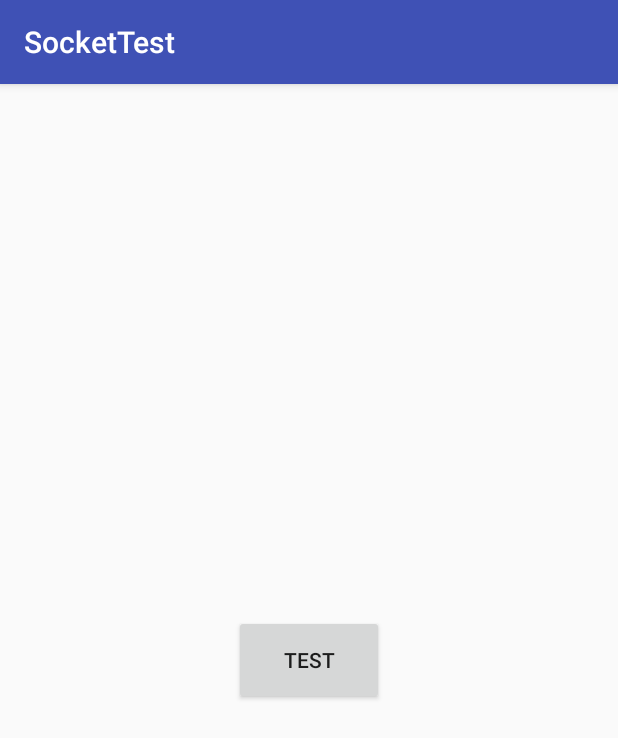
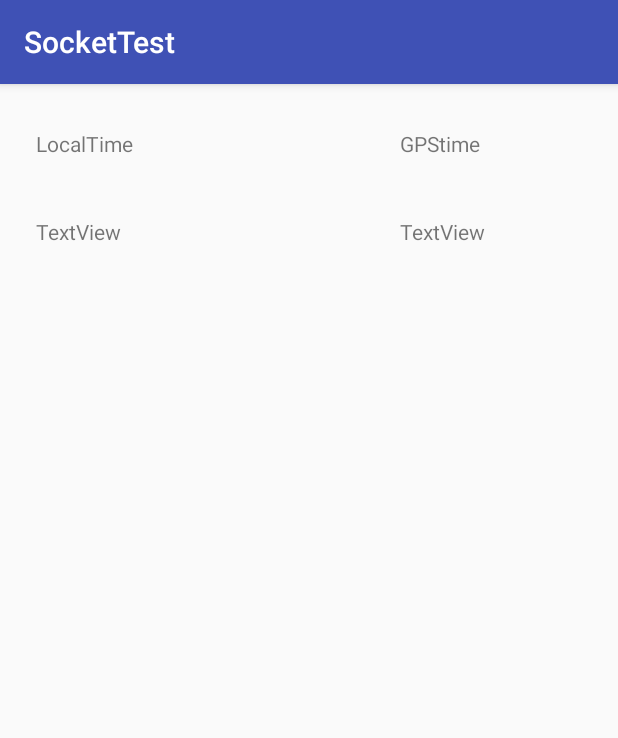
Before and after one commit to BanyMaciej/SocketTest, an Android app: the screen it shows after launch (SoundTestActivity before the commit, TryActivity after it), after a tap on "SOUNDTEST", on a phone screen of 412 x 824 dp. Shown: the top 738 px of the screen. Run offline under Robolectric (Android 15) with nearby library versions, the phone set to English and light mode, and no system bars.

Commit message:
First propably semi-working commit  xD

```diff
--- a/app/src/main/AndroidManifest.xml
+++ b/app/src/main/AndroidManifest.xml
@@ -27,7 +27,8 @@
         <activity
             android:name=".ClientActivity"
             android:screenOrientation="portrait" />
-        <activity android:name=".SoundTestActivity"></activity>
+        <activity android:name=".SoundTestActivity" />
+        <activity android:name=".TryActivity"></activity>
     </application>
 
 </manifest>
--- a/app/src/main/java/com/mb/sockettest/MainActivity.java
+++ b/app/src/main/java/com/mb/sockettest/MainActivity.java
@@ -7,6 +7,9 @@ import android.view.View;
 import android.widget.Button;
 
 import java.net.ServerSocket;
+import java.security.Permission;
+import java.security.Permissions;
+import java.util.jar.Manifest;
 
 public class MainActivity extends AppCompatActivity {
 
@@ -14,6 +17,8 @@ public class MainActivity extends AppCompatActivity {
     protected void onCreate(Bundle savedInstanceState) {
         super.onCreate(savedInstanceState);
         setContentView(R.layout.activity_main);
+
+
 
          findViewById(R.id.serverButton).setOnClickListener(new View.OnClickListener() {
             @Override
@@ -34,7 +39,7 @@ public class MainActivity extends AppCompatActivity {
         findViewById(R.id.soundTestButton).setOnClickListener(new View.OnClickListener() {
             @Override
             public void onClick(View view) {
-                Intent intent = new Intent(getApplicationContext(), SoundTestActivity.class);
+                Intent intent = new Intent(getApplicationContext(), TryActivity.class);
                 startActivity(intent);
             }
         });
--- /dev/null
+++ b/app/src/main/java/com/mb/sockettest/TryActivity.java
@@ -0,0 +1,22 @@
+package com.mb.sockettest;
+
+import android.location.Location;
+import android.support.v7.app.AppCompatActivity;
+import android.os.Bundle;
+import android.widget.TextView;
+
+public class TryActivity extends AppCompatActivity {
+
+    TextView lt, gt;
+
+    @Override
+    protected void onCreate(Bundle savedInstanceState) {
+        super.onCreate(savedInstanceState);
+        setContentView(R.layout.activity_try);
+
+        lt = (TextView) findViewById(R.id.lt);
+        gt = (TextView) findViewById(R.id.gt);
+
+
+    }
+}
--- /dev/null
+++ b/app/src/main/res/layout/activity_try.xml
@@ -0,0 +1,52 @@
+<?xml version="1.0" encoding="utf-8"?>
+<RelativeLayout xmlns:android="http://schemas.android.com/apk/res/android"
+    xmlns:app="http://schemas.android.com/apk/res-auto"
+    xmlns:tools="http://schemas.android.com/tools"
+    android:layout_width="match_parent"
+    android:layout_height="match_parent"
+    tools:context="com.mb.sockettest.TryActivity">
+
+    <TextView
+        android:id="@+id/gt"
+        android:layout_width="wrap_content"
+        android:layout_height="wrap_content"
+        android:layout_marginTop="39dp"
+        android:text="TextView"
+        android:layout_below="@+id/textView"
+        android:layout_alignLeft="@+id/textView2"
+        android:layout_alignStart="@+id/textView2" />
+
+    <TextView
+        android:id="@+id/lt"
+        android:layout_width="wrap_content"
+        android:layout_height="wrap_content"
+        android:layout_alignBaseline="@+id/gt"
+        android:layout_alignBottom="@+id/gt"
+        android:layout_alignLeft="@+id/textView"
+        android:layout_alignStart="@+id/textView"
+        android:text="TextView" />
+
+    <TextView
+        android:id="@+id/textView2"
+        android:layout_width="wrap_content"
+        android:layout_height="wrap_content"
+        android:layout_alignBaseline="@+id/textView"
+        android:layout_alignBottom="@+id/textView"
+        android:layout_alignParentEnd="true"
+        android:layout_alignParentRight="true"
+        android:layout_marginEnd="92dp"
+        android:layout_marginRight="92dp"
+        android:text="GPStime" />
+
+    <TextView
+        android:id="@+id/textView"
+        android:layout_width="wrap_content"
+        android:layout_height="wrap_content"
+        android:layout_alignParentLeft="true"
+        android:layout_alignParentStart="true"
+        android:layout_alignParentTop="true"
+        android:layout_marginLeft="24dp"
+        android:layout_marginStart="24dp"
+        android:layout_marginTop="30dp"
+        android:text="LocalTime" />
+</RelativeLayout>
```
Also changed, not shown: app/src/main/java/com/mb/sockettest/ClientTask.java (+13 -6 lines), app/src/main/java/com/mb/sockettest/Constans.java (added, +14 -0 lines), app/src/main/java/com/mb/sockettest/ServerActivity.java (+6 -2 lines), app/src/main/java/com/mb/sockettest/ServerThread.java (+17 -47 lines).
